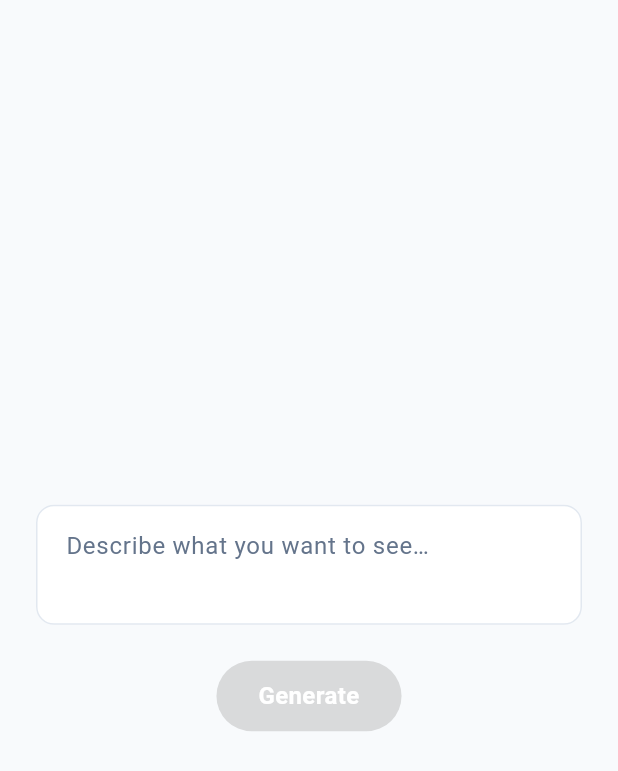
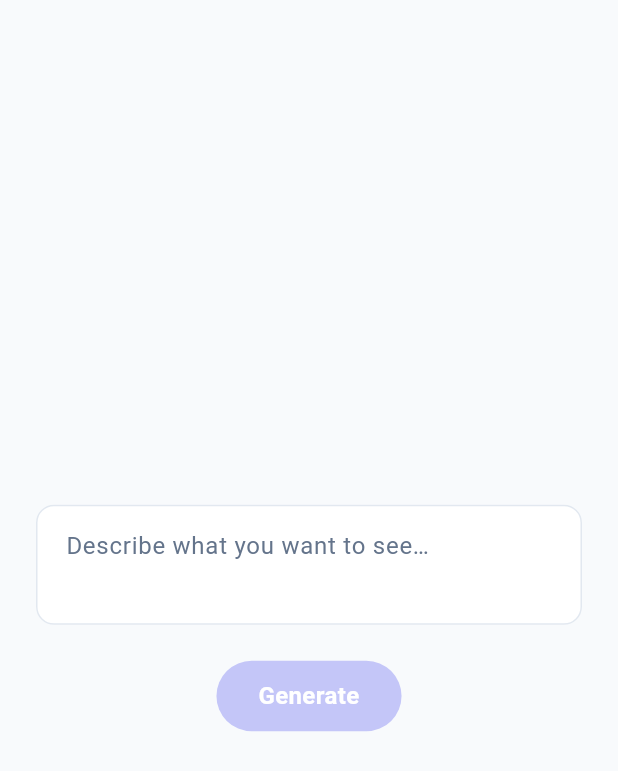
Before and after one commit to g1er/picturator, a Flutter app: the screen it shows after launch, on a phone screen of 412 x 824 dp. Shown: the top 771 px of the screen. Run offline on Flutter 3.47's test engine with Material 3 defaults, Android fonts, the phone set to English and light mode, and no system bars; our stand-ins replace equatable, flutter_bloc, get_it.

Commit message:
update colors

```diff
--- a/lib/presentation/widgets/action_button.dart
+++ b/lib/presentation/widgets/action_button.dart
@@ -24,7 +24,7 @@ class ActionButton extends StatelessWidget {
         decoration: BoxDecoration(
             color: onTap != null
                 ? buttonColor ?? AppTheme.primaryColor
-                : Colors.grey.withValues(alpha: 0.35),
+                : AppTheme.primaryColor.withValues(alpha: 0.35),
             borderRadius: BorderRadius.circular(40)
         ),
         child: Text(
```
